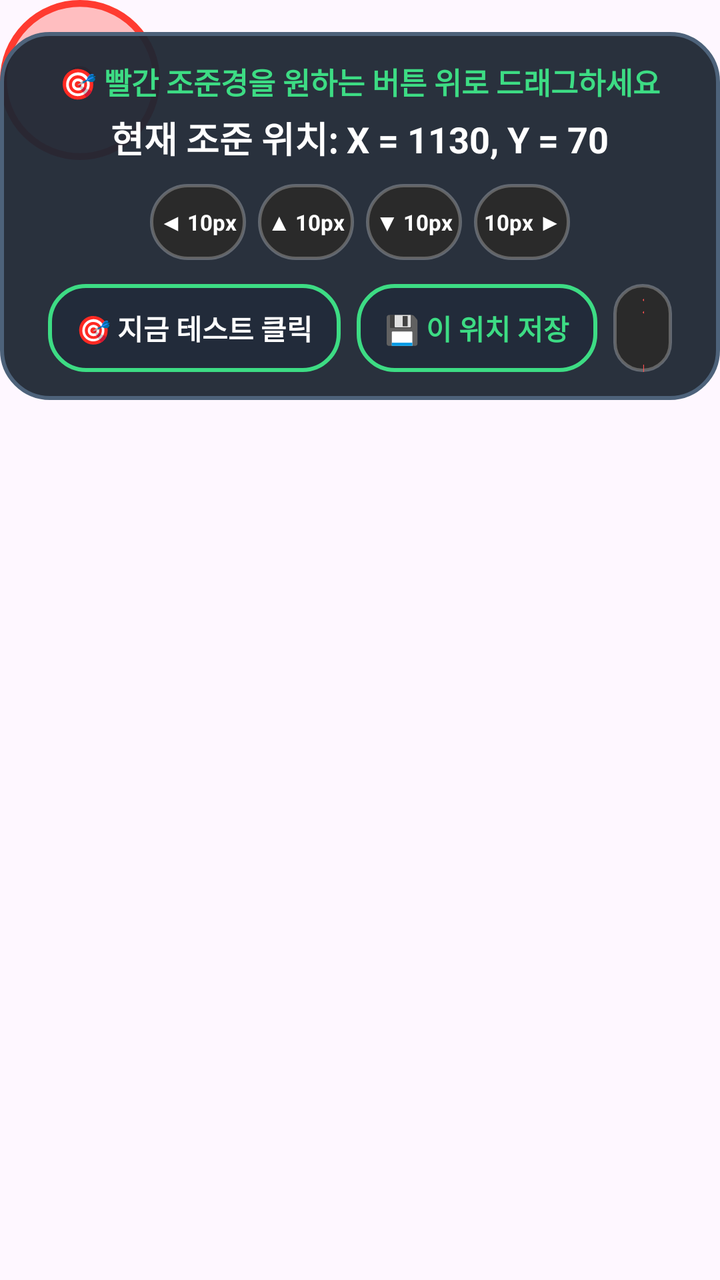
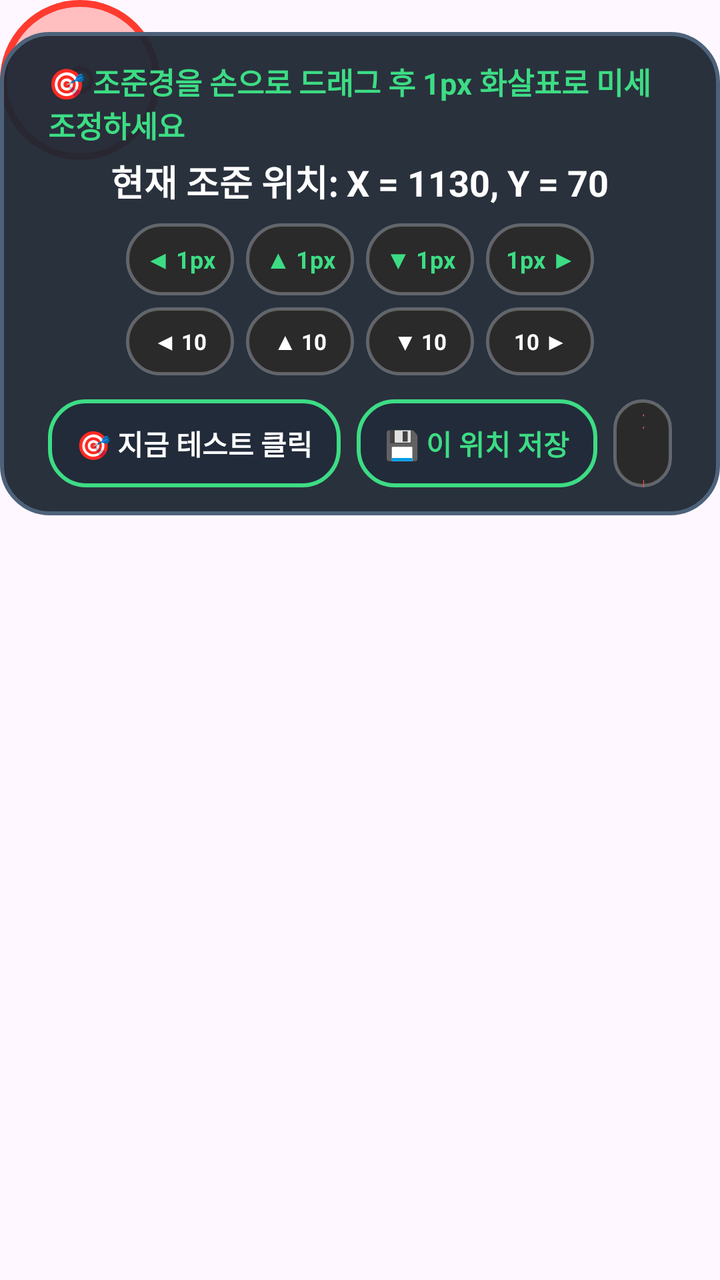

Screens rendered from an Android XML layout before and after an edit, with the pre-edit source and the edit as a unified diff.
<!-- AndroidManifest.xml: application theme Theme.CarHome -->
<!-- res/layout/layout_coordinate_picker.xml -->
<?xml version="1.0" encoding="utf-8"?>
<FrameLayout xmlns:android="http://schemas.android.com/apk/res/android"
    android:id="@+id/pickerRoot"
    android:layout_width="match_parent"
    android:layout_height="match_parent">

    
    <ImageView
        android:id="@+id/imgCrosshairTarget"
        android:layout_width="80dp"
        android:layout_height="80dp"
        android:src="@drawable/bg_target_crosshair"
        android:scaleType="fitCenter"
        android:clickable="true"
        android:focusable="true" />

    
    <LinearLayout
        android:id="@+id/panelControl"
        android:layout_width="wrap_content"
        android:layout_height="wrap_content"
        android:layout_gravity="top|center_horizontal"
        android:layout_marginTop="16dp"
        android:orientation="vertical"
        android:background="@drawable/bg_floating_popup"
        android:paddingStart="24dp"
        android:paddingEnd="24dp"
        android:paddingTop="14dp"
        android:paddingBottom="14dp"
        android:gravity="center"
        android:elevation="12dp">

        <TextView
            android:layout_width="wrap_content"
            android:layout_height="wrap_content"
            android:text="🎯 빨간 조준경을 원하는 버튼 위로 드래그하세요"
            android:textColor="#3DDC84"
            android:textSize="15sp"
            android:textStyle="bold"
            android:layout_marginBottom="4dp" />

        <TextView
            android:id="@+id/tvCoordinates"
            android:layout_width="wrap_content"
            android:layout_height="wrap_content"
            android:text="현재 조준 위치: X = 1130, Y = 70"
            android:textColor="#FFFFFF"
            android:textSize="18sp"
            android:textStyle="bold"
            android:layout_marginBottom="10dp" />

        
        <LinearLayout
            android:layout_width="wrap_content"
            android:layout_height="wrap_content"
            android:orientation="horizontal"
            android:gravity="center"
            android:layout_marginBottom="12dp">

            <TextView
                android:id="@+id/btnNudgeLeft"
                android:layout_width="48dp"
                android:layout_height="38dp"
                android:background="@drawable/bg_dock_btn"
                android:text="◀ 10px"
                android:textColor="#FFFFFF"
                android:textSize="11sp"
                android:textStyle="bold"
                android:gravity="center"
                android:layout_marginEnd="6dp"
                android:clickable="true"
                android:focusable="true" />

            <TextView
                android:id="@+id/btnNudgeUp"
                android:layout_width="48dp"
                android:layout_height="38dp"
                android:background="@drawable/bg_dock_btn"
                android:text="▲ 10px"
                android:textColor="#FFFFFF"
                android:textSize="11sp"
                android:textStyle="bold"
                android:gravity="center"
                android:layout_marginEnd="6dp"
                android:clickable="true"
                android:focusable="true" />

            <TextView
                android:id="@+id/btnNudgeDown"
                android:layout_width="48dp"
                android:layout_height="38dp"
                android:background="@drawable/bg_dock_btn"
                android:text="▼ 10px"
                android:textColor="#FFFFFF"
                android:textSize="11sp"
                android:textStyle="bold"
                android:gravity="center"
                android:layout_marginEnd="6dp"
                android:clickable="true"
                android:focusable="true" />

            <TextView
                android:id="@+id/btnNudgeRight"
                android:layout_width="48dp"
                android:layout_height="38dp"
                android:background="@drawable/bg_dock_btn"
                android:text="10px ▶"
                android:textColor="#FFFFFF"
                android:textSize="11sp"
                android:textStyle="bold"
                android:gravity="center"
                android:clickable="true"
                android:focusable="true" />
        </LinearLayout>

        
        <LinearLayout
            android:layout_width="wrap_content"
            android:layout_height="wrap_content"
            android:orientation="horizontal"
            android:gravity="center">

            
            <TextView
                android:id="@+id/btnTestClick"
                android:layout_width="wrap_content"
                android:layout_height="44dp"
                android:background="@drawable/bg_floating_handle"
                android:text="🎯 지금 테스트 클릭"
                android:textColor="#FFFFFF"
                android:textSize="14sp"
                android:textStyle="bold"
                android:gravity="center"
                android:paddingStart="14dp"
                android:paddingEnd="14dp"
                android:layout_marginEnd="8dp"
                android:clickable="true"
                android:focusable="true" />

            
            <TextView
                android:id="@+id/btnSaveCoordinates"
                android:layout_width="wrap_content"
                android:layout_height="44dp"
                android:background="@drawable/bg_floating_handle"
                android:text="💾 이 위치 저장"
                android:textColor="#3DDC84"
                android:textSize="14sp"
                android:textStyle="bold"
                android:gravity="center"
                android:paddingStart="14dp"
                android:paddingEnd="14dp"
                android:layout_marginEnd="8dp"
                android:clickable="true"
                android:focusable="true" />

            
            <TextView
                android:id="@+id/btnClosePicker"
                android:layout_width="wrap_content"
                android:layout_height="44dp"
                android:background="@drawable/bg_dock_btn"
                android:text="✖ 닫기"
                android:textColor="#FF5252"
                android:textSize="14sp"
                android:textStyle="bold"
                android:gravity="center"
                android:paddingStart="14dp"
                android:paddingEnd="14dp"
                android:clickable="true"
                android:focusable="true" />
        </LinearLayout>
    </LinearLayout>
</FrameLayout>
<!-- resources referenced by this layout -->
<resources>
  <!-- drawable bg_dock_btn (drawable) -->
  <?xml version="1.0" encoding="utf-8"?>
  <shape xmlns:android="http://schemas.android.com/apk/res/android"
      android:shape="rectangle">
      <corners android:radius="24dp" />
      <solid android:color="#2A2A2A" />
      <stroke
          android:width="1.5dp"
          android:color="#44FFFFFF" />
  </shape>
  <!-- drawable bg_floating_handle (drawable) -->
  <?xml version="1.0" encoding="utf-8"?>
  <shape xmlns:android="http://schemas.android.com/apk/res/android"
      android:shape="rectangle">
      <corners android:radius="18dp" />
      
      <solid android:color="#F2222C3A" />
      
      <stroke
          android:width="2dp"
          android:color="#3DDC84" />
  </shape>
  <!-- drawable bg_floating_popup (drawable) -->
  <?xml version="1.0" encoding="utf-8"?>
  <shape xmlns:android="http://schemas.android.com/apk/res/android"
      android:shape="rectangle">
      <corners android:radius="24dp" />
      <solid android:color="#F21E2633" />
      <stroke
          android:width="2dp"
          android:color="#4D627A" />
  </shape>
  <!-- drawable bg_target_crosshair (drawable) -->
  <?xml version="1.0" encoding="utf-8"?>
  <layer-list xmlns:android="http://schemas.android.com/apk/res/android">
      
      <item>
          <shape android:shape="oval">
              <size android:width="70dp" android:height="70dp" />
              <solid android:color="#4DFF3B30" />
              <stroke android:width="3dp" android:color="#FFFF3B30" />
          </shape>
      </item>
      
      <item android:gravity="center">
          <shape android:shape="oval">
              <size android:width="12dp" android:height="12dp" />
              <solid android:color="#FFFFFFFF" />
              <stroke android:width="2dp" android:color="#FFFF3B30" />
          </shape>
      </item>
  </layer-list>
  <style name="Theme.CarHome" parent="Base.Theme.CarHome" />
  <style name="Base.Theme.CarHome" parent="Theme.Material3.DayNight.NoActionBar">
          
          
      </style>
</resources>

<!-- the commit's change to res/layout/layout_coordinate_picker.xml (unified diff, before → after) -->
@@ -33,7 +33,7 @@
         <TextView
             android:layout_width="wrap_content"
             android:layout_height="wrap_content"
-            android:text="🎯 빨간 조준경을 원하는 버튼 위로 드래그하세요"
+            android:text="🎯 조준경을 손으로 드래그 후 1px 화살표로 미세조정하세요"
             android:textColor="#3DDC84"
             android:textSize="15sp"
             android:textStyle="bold"
@@ -47,7 +47,71 @@
             android:textColor="#FFFFFF"
             android:textSize="18sp"
             android:textStyle="bold"
-            android:layout_marginBottom="10dp" />
+            android:layout_marginBottom="8dp" />
+
+        
+        <LinearLayout
+            android:layout_width="wrap_content"
+            android:layout_height="wrap_content"
+            android:orientation="horizontal"
+            android:gravity="center"
+            android:layout_marginBottom="6dp">
+
+            <TextView
+                android:id="@+id/btnNudgeLeft1"
+                android:layout_width="54dp"
+                android:layout_height="36dp"
+                android:background="@drawable/bg_dock_btn"
+                android:text="◀ 1px"
+                android:textColor="#3DDC84"
+                android:textSize="12sp"
+                android:textStyle="bold"
+                android:gravity="center"
+                android:layout_marginEnd="6dp"
+                android:clickable="true"
+                android:focusable="true" />
+
+            <TextView
+                android:id="@+id/btnNudgeUp1"
+                android:layout_width="54dp"
+                android:layout_height="36dp"
+                android:background="@drawable/bg_dock_btn"
+                android:text="▲ 1px"
+                android:textColor="#3DDC84"
+                android:textSize="12sp"
+                android:textStyle="bold"
+                android:gravity="center"
+                android:layout_marginEnd="6dp"
+                android:clickable="true"
+                android:focusable="true" />
+
+            <TextView
+                android:id="@+id/btnNudgeDown1"
+                android:layout_width="54dp"
+                android:layout_height="36dp"
+                android:background="@drawable/bg_dock_btn"
+                android:text="▼ 1px"
+                android:textColor="#3DDC84"
+                android:textSize="12sp"
+                android:textStyle="bold"
+                android:gravity="center"
+                android:layout_marginEnd="6dp"
+                android:clickable="true"
+                android:focusable="true" />
+
+            <TextView
+                android:id="@+id/btnNudgeRight1"
+                android:layout_width="54dp"
+                android:layout_height="36dp"
+                android:background="@drawable/bg_dock_btn"
+                android:text="1px ▶"
+                android:textColor="#3DDC84"
+                android:textSize="12sp"
+                android:textStyle="bold"
+                android:gravity="center"
+                android:clickable="true"
+                android:focusable="true" />
+        </LinearLayout>
 
         
         <LinearLayout
@@ -58,53 +122,53 @@
             android:layout_marginBottom="12dp">
 
             <TextView
-                android:id="@+id/btnNudgeLeft"
-                android:layout_width="48dp"
-                android:layout_height="38dp"
-                android:background="@drawable/bg_dock_btn"
-                android:text="◀ 10px"
-                android:textColor="#FFFFFF"
-                android:textSize="11sp"
-                android:textStyle="bold"
-                android:gravity="center"
-                android:layout_marginEnd="6dp"
-                android:clickable="true"
-                android:focusable="true" />
-
-            <TextView
-                android:id="@+id/btnNudgeUp"
-                android:layout_width="48dp"
-                android:layout_height="38dp"
-                android:background="@drawable/bg_dock_btn"
-                android:text="▲ 10px"
-                android:textColor="#FFFFFF"
-                android:textSize="11sp"
-                android:textStyle="bold"
-                android:gravity="center"
-                android:layout_marginEnd="6dp"
-                android:clickable="true"
-                android:focusable="true" />
-
-            <TextView
-                android:id="@+id/btnNudgeDown"
-                android:layout_width="48dp"
-                android:layout_height="38dp"
-                android:background="@drawable/bg_dock_btn"
-                android:text="▼ 10px"
-                android:textColor="#FFFFFF"
-                android:textSize="11sp"
-                android:textStyle="bold"
-                android:gravity="center"
-                android:layout_marginEnd="6dp"
-                android:clickable="true"
-                android:focusable="true" />
-
-            <TextView
-                android:id="@+id/btnNudgeRight"
-                android:layout_width="48dp"
-                android:layout_height="38dp"
-                android:background="@drawable/bg_dock_btn"
-                android:text="10px ▶"
+                android:id="@+id/btnNudgeLeft10"
+                android:layout_width="54dp"
+                android:layout_height="34dp"
+                android:background="@drawable/bg_dock_btn"
+                android:text="◀ 10"
+                android:textColor="#FFFFFF"
+                android:textSize="11sp"
+                android:textStyle="bold"
+                android:gravity="center"
+                android:layout_marginEnd="6dp"
+                android:clickable="true"
+                android:focusable="true" />
+
+            <TextView
+                android:id="@+id/btnNudgeUp10"
+                android:layout_width="54dp"
+                android:layout_height="34dp"
+                android:background="@drawable/bg_dock_btn"
+                android:text="▲ 10"
+                android:textColor="#FFFFFF"
+                android:textSize="11sp"
+                android:textStyle="bold"
+                android:gravity="center"
+                android:layout_marginEnd="6dp"
+                android:clickable="true"
+                android:focusable="true" />
+
+            <TextView
+                android:id="@+id/btnNudgeDown10"
+                android:layout_width="54dp"
+                android:layout_height="34dp"
+                android:background="@drawable/bg_dock_btn"
+                android:text="▼ 10"
+                android:textColor="#FFFFFF"
+                android:textSize="11sp"
+                android:textStyle="bold"
+                android:gravity="center"
+                android:layout_marginEnd="6dp"
+                android:clickable="true"
+                android:focusable="true" />
+
+            <TextView
+                android:id="@+id/btnNudgeRight10"
+                android:layout_width="54dp"
+                android:layout_height="34dp"
+                android:background="@drawable/bg_dock_btn"
+                android:text="10 ▶"
                 android:textColor="#FFFFFF"
                 android:textSize="11sp"
                 android:textStyle="bold"
